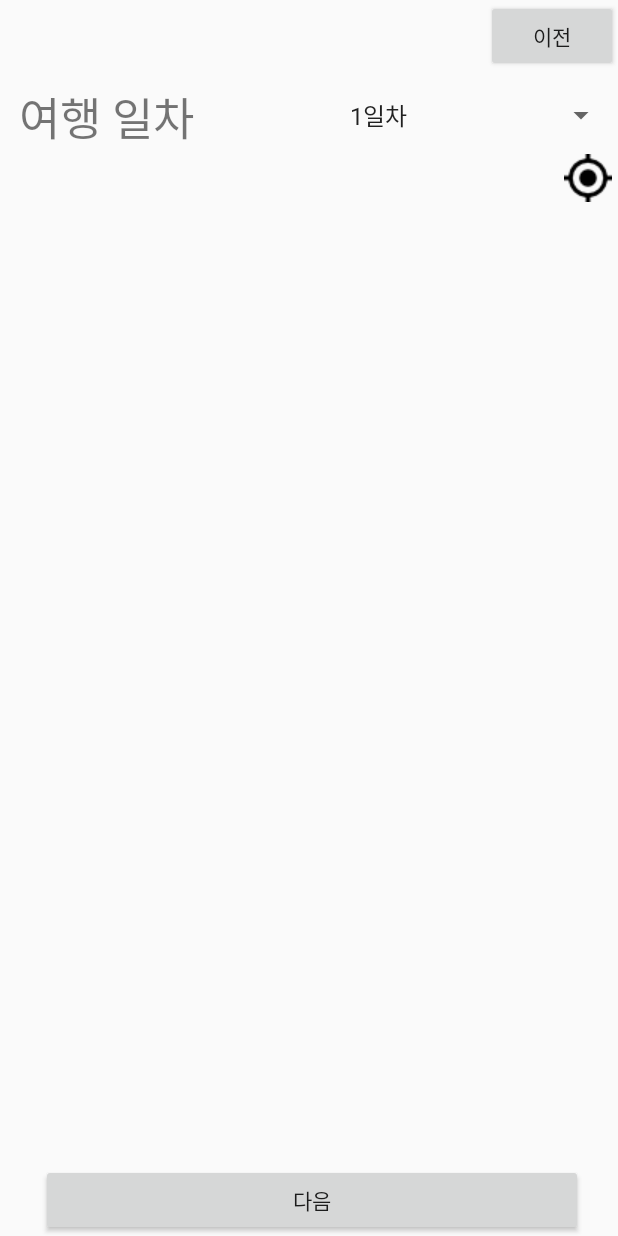
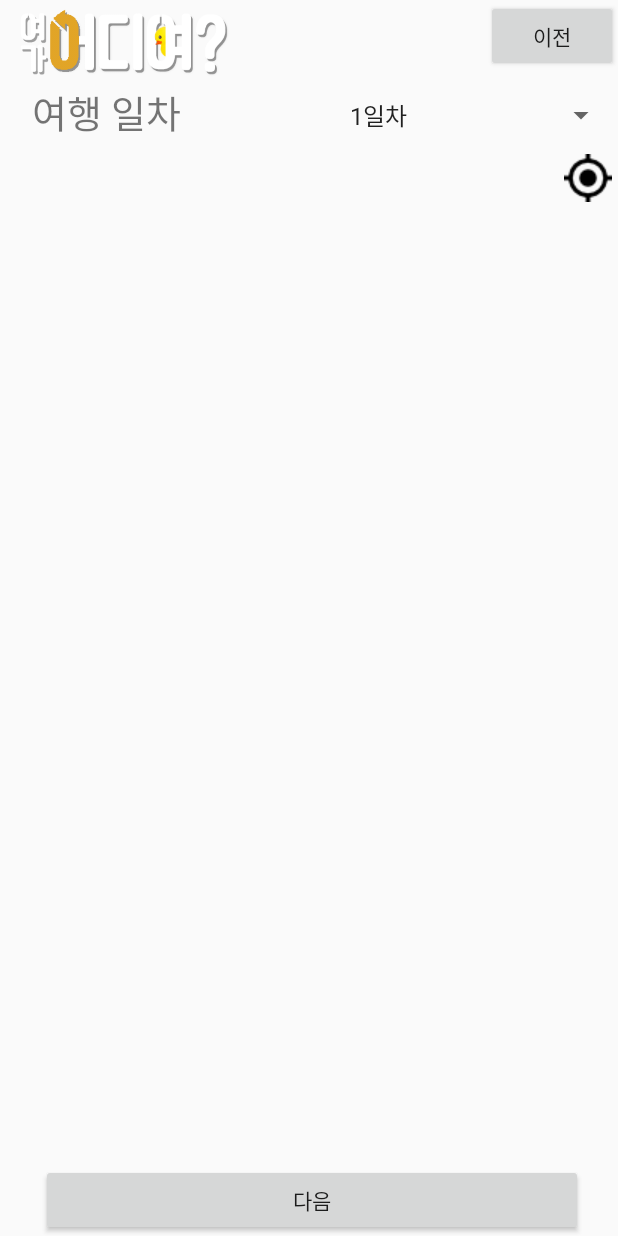
Before and after one commit to BrokenMental/An_kHac_Where_is_leisure, an Android app: the screen it shows after launch (MainActivity), on a phone screen of 412 x 824 dp. Run offline under Robolectric (Android 15) with nearby library versions, the phone set to English and light mode, and no system bars; libraries missing offline, so code that uses them is left out: com.skt; 5 statements that could not run were skipped.

Commit message:
로고 추가 및 기타 사이즈 조정

```diff
--- a/app/src/main/res/layout/activity_main.xml
+++ b/app/src/main/res/layout/activity_main.xml
@@ -13,7 +13,7 @@
         android:layout_alignParentStart="true"
         android:layout_alignTop="@+id/sp_day"
         android:text="여행 일차"
-        android:textSize="30dp"
+        android:textSize="25dp"
         android:textAlignment="center"/>
 
     <Button
@@ -72,4 +72,12 @@
         android:entries="@array/sp_Day"
         android:textAlignment="center" />
 
+    <ImageView
+        android:id="@+id/imageView"
+        android:layout_width="160dp"
+        android:layout_height="55dp"
+        android:layout_alignParentStart="true"
+        android:layout_alignParentTop="true"
+        app:srcCompat="@drawable/logo" />
+
 </RelativeLayout>
```
Also changed, not shown: app/src/main/res/drawable/logo.png (added).
